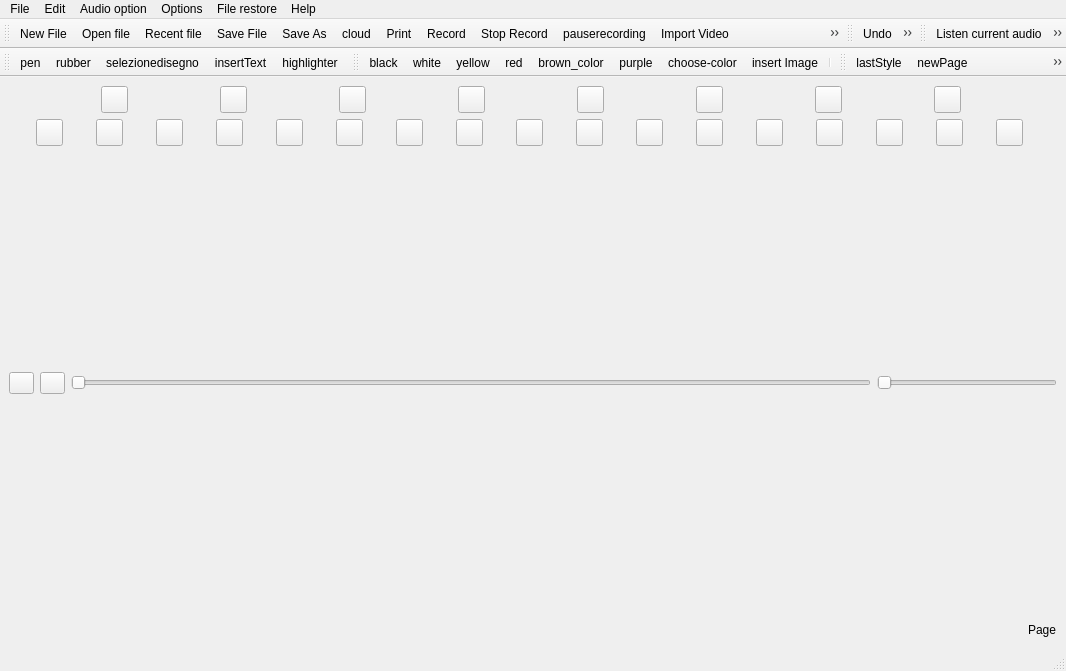
giacomogroppi/writernote-qt, file src/mainwindow.ui: the form before one commit.
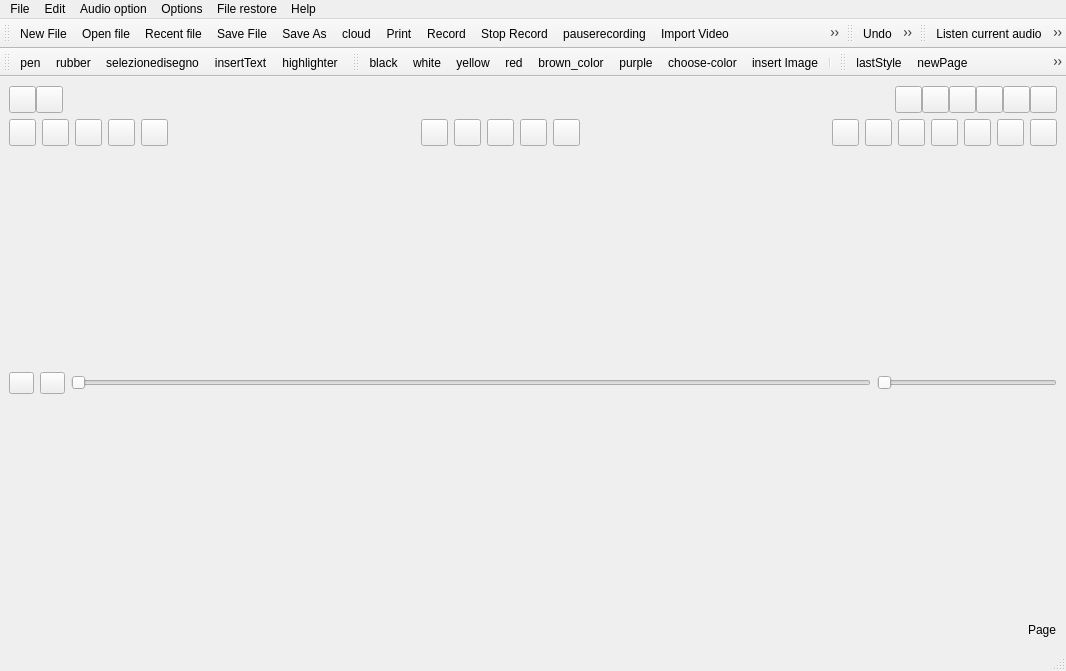
The form after the commit. Icons and pictures are not drawn.

The edit to the form file:
```diff
--- a/src/mainwindow.ui
+++ b/src/mainwindow.ui
@@ -58,6 +58,19 @@
         </property>
        </widget>
       </item>
+      <item>
+       <spacer name="horizontalSpacer_2">
+        <property name="orientation">
+         <enum>Qt::Horizontal</enum>
+        </property>
+        <property name="sizeHint" stdset="0">
+         <size>
+          <width>40</width>
+          <height>20</height>
+         </size>
+        </property>
+       </spacer>
+      </item>
       <item>
        <widget class="QPushButton" name="buttonStartRecording">
         <property name="minimumSize">
@@ -255,6 +268,19 @@
         </property>
        </widget>
       </item>
+      <item>
+       <spacer name="horizontalSpacer_3">
+        <property name="orientation">
+         <enum>Qt::Horizontal</enum>
+        </property>
+        <property name="sizeHint" stdset="0">
+         <size>
+          <width>40</width>
+          <height>20</height>
+         </size>
+        </property>
+       </spacer>
+      </item>
       <item>
        <widget class="QPushButton" name="buttonBlack">
         <property name="maximumSize">
@@ -340,6 +366,19 @@
         </property>
        </widget>
       </item>
+      <item>
+       <spacer name="horizontalSpacer_4">
+        <property name="orientation">
+         <enum>Qt::Horizontal</enum>
+        </property>
+        <property name="sizeHint" stdset="0">
+         <size>
+          <width>40</width>
+          <height>20</height>
+         </size>
+        </property>
+       </spacer>
+      </item>
       <item>
        <widget class="QPushButton" name="buttonChooseColor">
         <property name="maximumSize">
```
